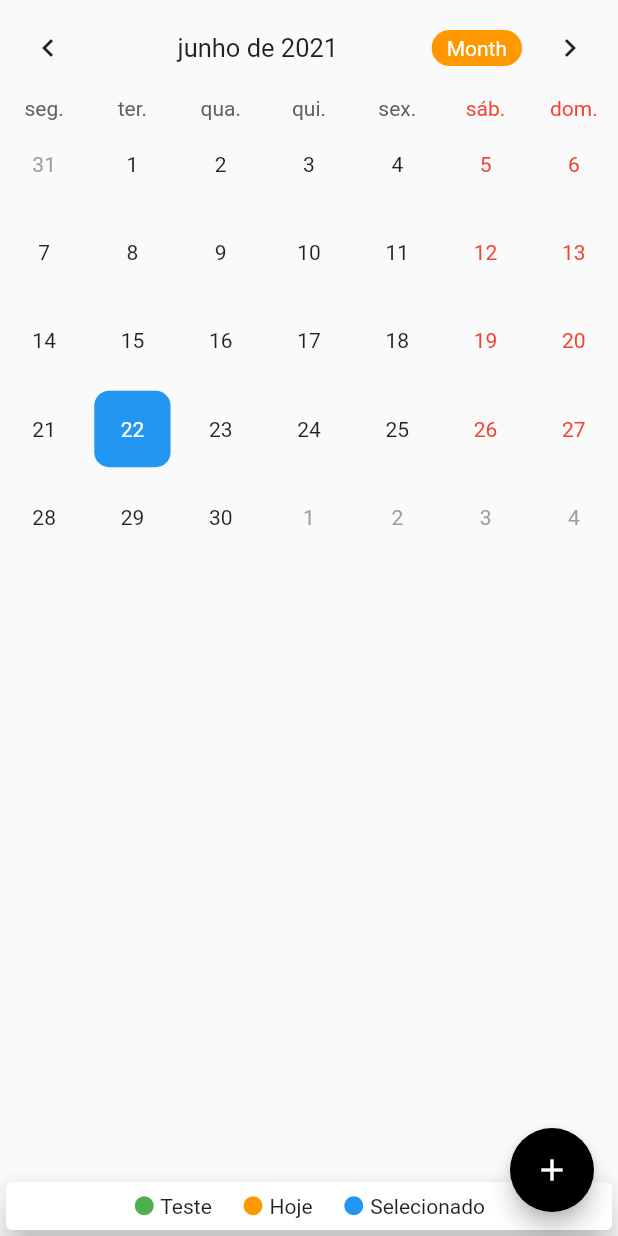
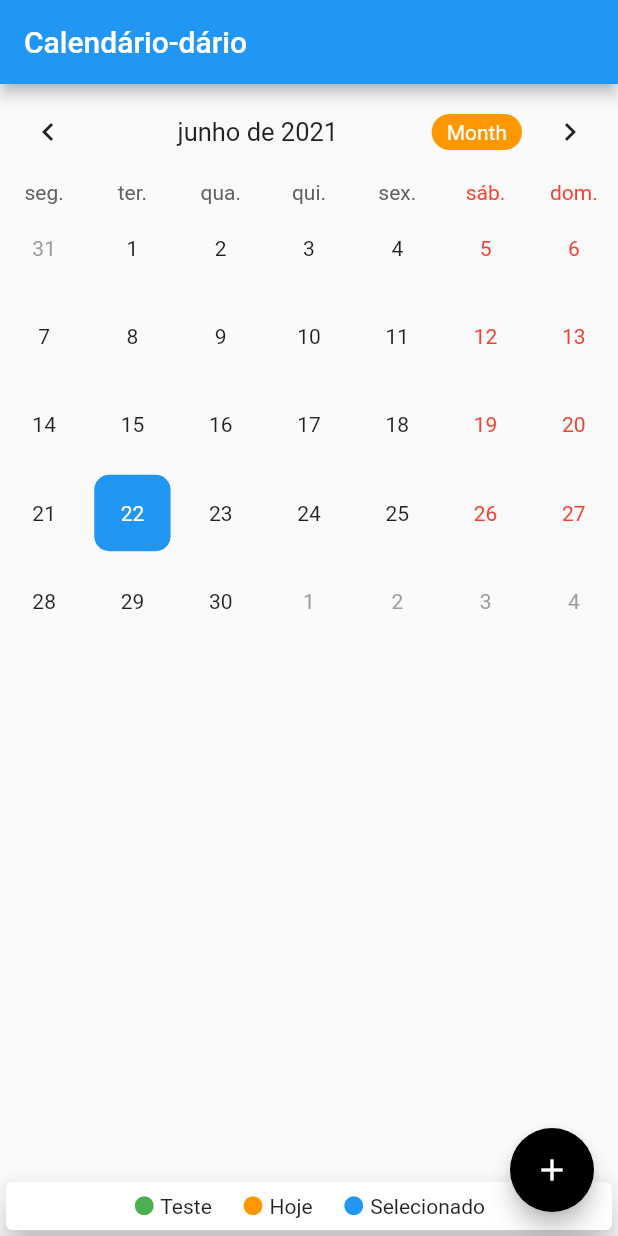
Before and after one commit to Aledsilva/agendamento_flutter, a Flutter app: the DynamicEvent screen opened directly, on a phone screen of 412 x 824 dp. Run offline on Flutter 3.47's test engine with Material 2 defaults, Android fonts, the phone set to English and light mode, and no system bars; drawn by our look-alikes of table_calendar; our stand-ins replace camera, image_picker, shared_preferences, timer_builder; missing offline and left inert: easy_mask, scrolling_day_calendar, slide_digital_clock; accounts and stored records are empty; network calls fail.

Commit message:
Inclusão da app bar na classe "calendário", apenas por estética.

```diff
--- a/lib/eventos/calendario_dario.dart
+++ b/lib/eventos/calendario_dario.dart
@@ -51,6 +51,9 @@ class _DynamicEventState extends State<DynamicEvent> {
   @override
   Widget build(BuildContext context) {
     return Scaffold(
+      appBar: AppBar(
+        title: Text("Calendário-dário"),
+      ),
       //backgroundColor: Colors.grey[100],
       body: Column(
             crossAxisAlignment: CrossAxisAlignment.start,
--- a/lib/main.dart
+++ b/lib/main.dart
@@ -19,7 +19,7 @@ void main(){
   Intl.defaultLocale = 'pt_BR';
   initializeDateFormatting();
   runApp(MaterialApp(
-    home: DynamicEvent()
+    home: ScheduleDetails()
   ));
 
 }
```
